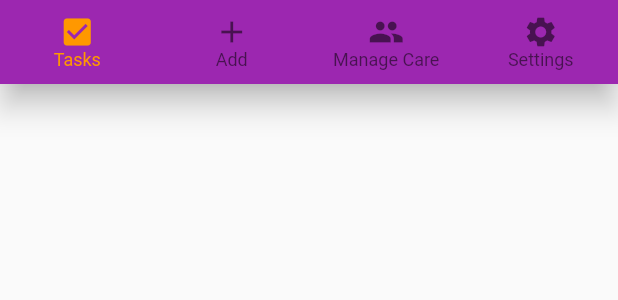
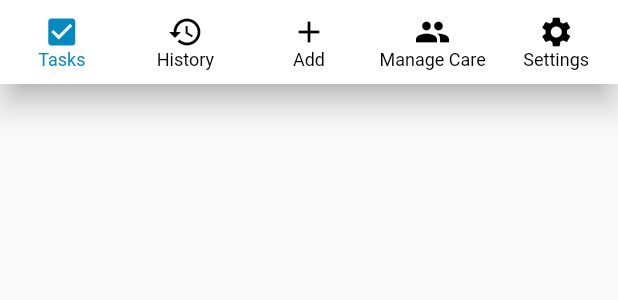
Before and after one commit to jennanatkinson/caregiver-app, a Flutter app: the NavbarWidget widget shown alone on an empty page, opened directly with empty values, on a phone screen of 412 x 824 dp. Shown: the top 300 px of the screen. Run offline on Flutter 3.47's test engine with Material 2 defaults, Android fonts, the phone set to English and light mode, and no system bars.

Commit message:
Adding colors and changing the theme

```diff
--- a/lib/main.dart
+++ b/lib/main.dart
@@ -1,6 +1,6 @@
 import 'package:caregiver_app/string_library.dart';
 import 'package:caregiver_app/tasks_widget.dart';
-import 'package:caregiver_app/theme.dart';
+import 'package:caregiver_app/theme/main_theme.dart';
 import 'package:flutter/material.dart';
 
 import 'login_widget.dart';
@@ -58,6 +58,7 @@ class _CaregiverAppState extends State<CaregiverApp> {
           body: [
             widget._tasks,
             // Change to "Add" widget
+            const Icon(Icons.history, size: 150),
             const Icon(Icons.add, size: 150),
             // Change to "Manage Care" widget
             const Icon(Icons.people, size: 150),
@@ -70,7 +71,7 @@ class _CaregiverAppState extends State<CaregiverApp> {
             swapViewCallback: swapViewCallback,
           ),
         ),
-        theme: mainThemeData);
+        theme: CustomTheme.lightTheme);
   }
 
   // Updates the currently active view. Called by the bottom navigation bar
--- a/lib/navbar_widget.dart
+++ b/lib/navbar_widget.dart
@@ -1,5 +1,6 @@
 import 'package:caregiver_app/string_library.dart';
 import 'package:flutter/material.dart';
+import 'theme/colors.dart';
 
 class NavbarWidget extends StatefulWidget {
   NavbarWidget(
@@ -8,6 +9,7 @@ class NavbarWidget extends StatefulWidget {
   int activePosition;
   final Function swapViewCallback;
   final String _tasksButton = StringLibrary.getString('NAVBAR', 'TASKS_BUTTON');
+  final String _historyButton = StringLibrary.getString('NAVBAR', 'HISTORY_BUTTON');
   final String _addButton = StringLibrary.getString('NAVBAR', 'ADD_BUTTON');
   final String _manageCareButton =
       StringLibrary.getString('NAVBAR', 'MANAGE_CARE_BUTTON');
@@ -25,13 +27,16 @@ class _NavbarWidgetState extends State<NavbarWidget> {
         type: BottomNavigationBarType.fixed,
         selectedFontSize: 12.0,
         unselectedFontSize: 12.0,
-        backgroundColor: Colors.purple,
-        selectedItemColor: Colors.orange,
+        backgroundColor: Colors.white,
+        selectedItemColor: CustomColors.getColor(CustomColors.teal, 400),
+        unselectedItemColor: Colors.black,
         onTap: onTabTapped,
         currentIndex: widget.activePosition,
         items: [
           BottomNavigationBarItem(
               icon: const Icon(Icons.check_box), label: widget._tasksButton),
+          BottomNavigationBarItem(
+              icon: const Icon(Icons.history), label: widget._historyButton),
           BottomNavigationBarItem(
               icon: const Icon(Icons.add), label: widget._addButton),
           BottomNavigationBarItem(
--- a/lib/subwidgets/login_form_widget.dart
+++ b/lib/subwidgets/login_form_widget.dart
@@ -53,7 +53,7 @@ class _LoginFormWidgetState extends State<LoginFormWidget> {
             obscureText: true,
             validator: (String? value) {
               return (value == null || value.isEmpty)
-                  ? StringLibrary.getString('LOGIN', 'MISSING_USERNAME')
+                  ? StringLibrary.getString('LOGIN', 'MISSING_PASSWORD')
                   : null;
             }),
         // Padding between password text box and login button
--- /dev/null
+++ b/lib/theme/colors.dart
@@ -0,0 +1,51 @@
+import 'package:flutter/material.dart';
+
+class CustomColors {
+  static const teal = "Teal";
+  static const orange = "Orange";
+  static const red = "Red";
+  static const grey = "Grey";
+
+  static const Map<String, Map<int, Color>> _colors = {
+    teal: {
+      0: Color(0xFFF2FBFC),
+      100: Color(0xFFC0EBEF),
+      200: Color(0xFF81D6DF),
+      300: Color(0xFF04ADC0),
+      350: Color(0xFD048ABF), //30% transparent
+      400: Color(0xFF048ABF),
+      500: Color(0xFF02455F)
+    },
+    orange: {
+      0: Color(0xFFFEF9F1),
+      100: Color(0xFFFDECCF),
+      200: Color(0xFFFBDAA0),
+      300: Color(0xFFF6B541),
+      400: Color(0xFFF69419),
+    },
+    red: {
+      0: Color(0xFFFDECE9),
+      100: Color(0xFFFCD9D3),
+      200: Color(0xFFF9B4A6),
+      300: Color(0xFFF3694D),
+    },
+    grey: {
+      0: Color(0xFFEDEDED),
+      100: Color(0xFFDBDBDB),
+      200: Color(0xFFC3C3C3),
+      300: Color(0xFFA09F9F),
+      400: Color(0xFF888787),
+      500: Color(0xFF5F5E5E)
+    },
+  };
+
+  static Color getColor(String category, int value) {
+    if (_colors[category] == null) {
+      return Colors.black;
+    }
+    if ((_colors[category] as Map<int, Color>)[value] == null) {
+      return Colors.black;
+    }
+    return (_colors[category] as Map<int, Color>)[value] as Color;
+  }
+}
```
Also changed, not shown: lib/theme/main_theme.dart (added, +35 -0 lines).
